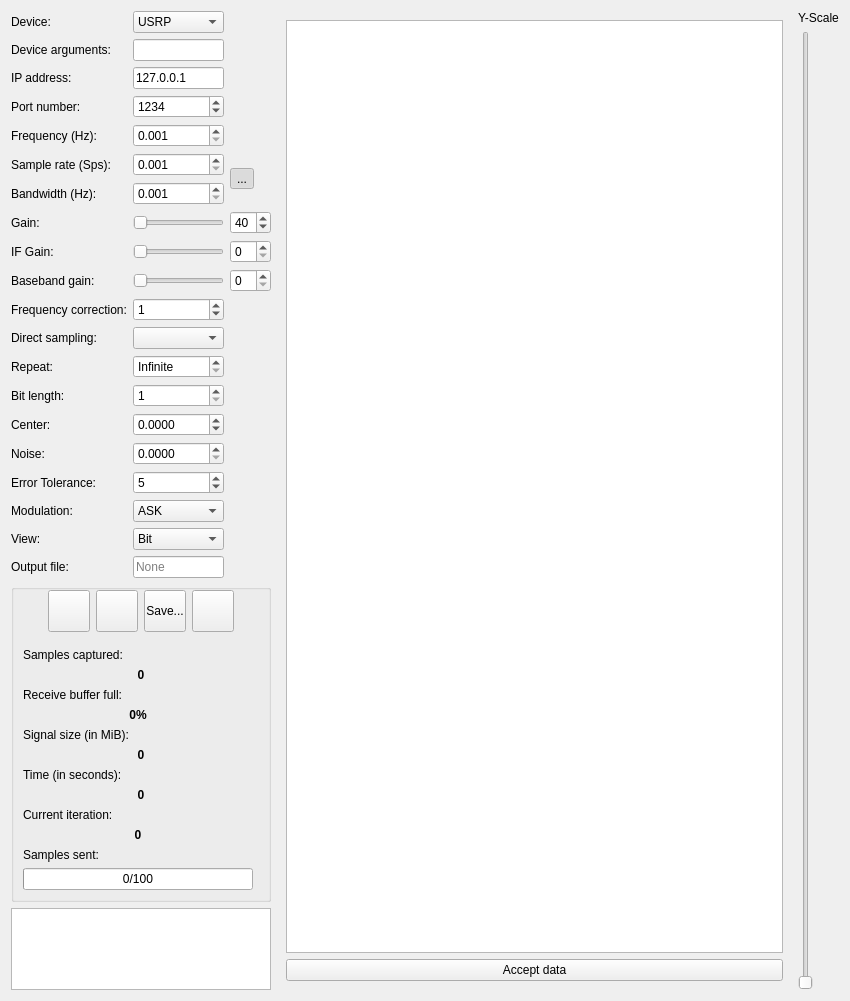
This is ui/send_recv.ui in jopohl/urh as Qt 5 draws it before an edit. The edited form follows.
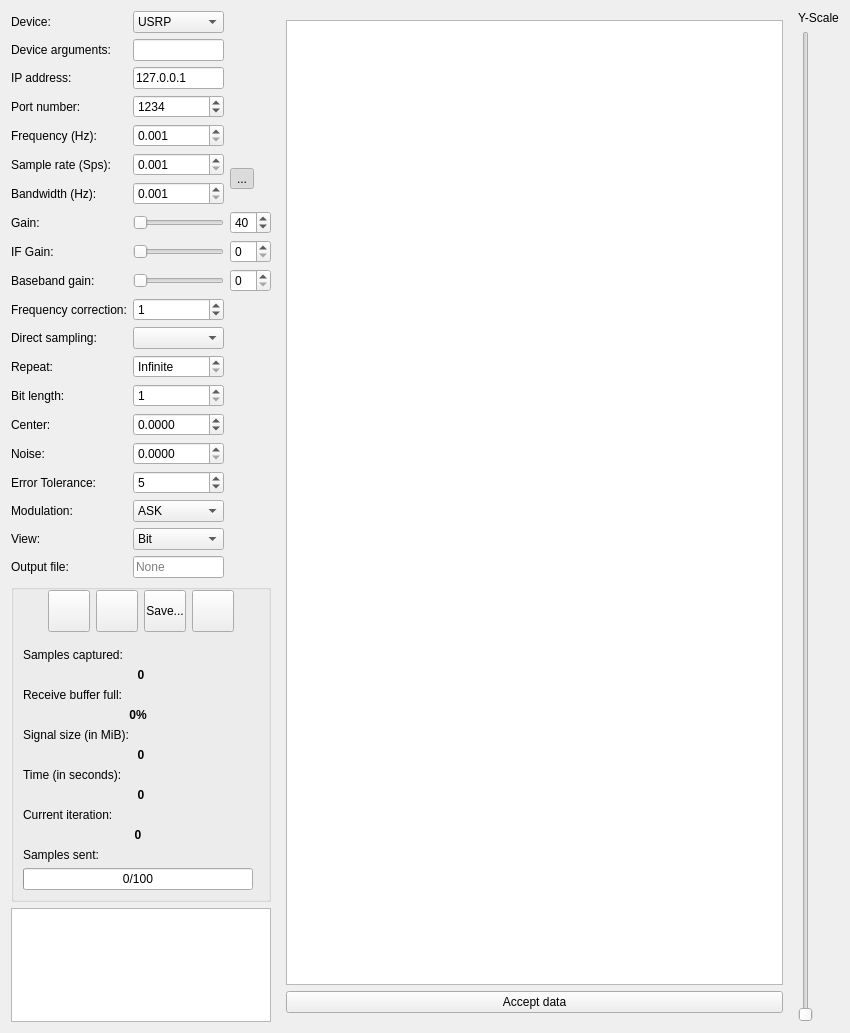
This is the edited form. Icons and pictures are not drawn. Custom widgets are drawn as their Qt base class.

What changed in the file:
```diff
--- a/ui/send_recv.ui
+++ b/ui/send_recv.ui
@@ -10,7 +10,7 @@
     <x>0</x>
     <y>0</y>
     <width>850</width>
-    <height>1001</height>
+    <height>1033</height>
    </rect>
   </property>
   <property name="mouseTracking">
```
Left out of the diff: 10 changed lines with no effect on the pictures.
